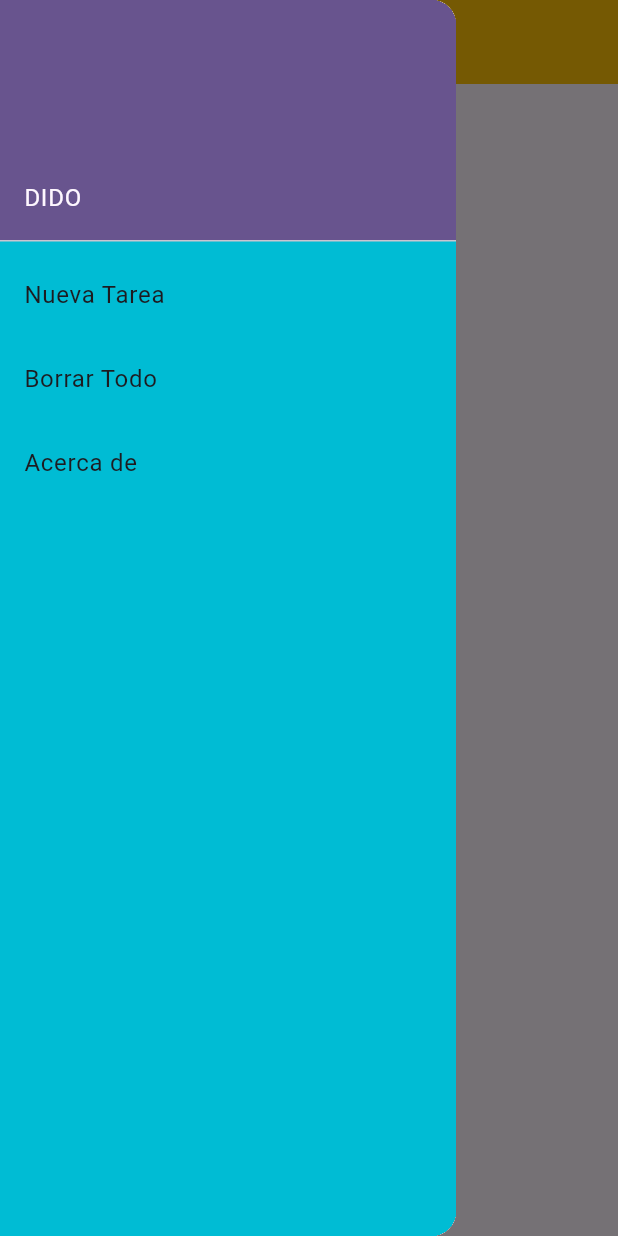
After one commit to esuazo2601/AppsMoviles1, a Flutter app: the TodO screen opened directly, with the side drawer open, on a phone screen of 412 x 824 dp. The commit adds this screen. Run offline on Flutter 3.47's test engine with Material 2 defaults, Android fonts, the phone set to English and light mode, and no system bars; our stand-ins replace motion_toast, shared_preferences; accounts and stored records are empty.

Commit message:
trabalho escola namoro

```diff
--- /dev/null
+++ b/lib/pages/Barra_Lateral.dart
@@ -0,0 +1,43 @@
+import 'package:flutter/material.dart';
+import 'dart:async';
+import 'package:shared_preferences/shared_preferences.dart';
+
+class BarraLateral extends StatelessWidget {
+  const BarraLateral({super.key});
+
+  @override
+  Widget build(BuildContext context) {
+    return Drawer(
+      child: Container(
+        color: Colors.cyan,
+        child: ListView(
+          padding: EdgeInsets.zero,
+          children: [
+            const UserAccountsDrawerHeader(
+              accountName: const Text("DIDO"),
+              accountEmail: null,
+            ),
+            ListTile(
+              title: const Text("Nueva Tarea"),
+              onTap: () {
+                print("Agregar Tarea");
+              },
+            ),
+            ListTile(
+              title: const Text("Borrar Todo"),
+              onTap: () {
+                print("Borrando");
+              },
+            ),
+            ListTile(
+              title: const Text("Acerca de"),
+              onTap: () {
+                print("Pushear acerca de");
+              },
+            )
+          ],
+        ),
+      ),
+    );
+  }
+}
--- /dev/null
+++ b/lib/pages/ToDo.dart
@@ -0,0 +1,26 @@
+import 'package:flutter/material.dart';
+import 'package:proyecto1/pages/Barra_Lateral.dart';
+
+class TodO extends StatefulWidget {
+  const TodO({super.key});
+
+  @override
+  State<TodO> createState() => _TodOState();
+}
+
+class _TodOState extends State<TodO> {
+  @override
+  Widget build(BuildContext context) {
+    return Container(
+      child: Scaffold(
+        appBar: AppBar(
+            title: const Text("To Do List Feita"),
+            backgroundColor: Colors.amber),
+        body: Column(
+          children: [],
+        ),
+        drawer: const BarraLateral(),
+      ),
+    );
+  }
+}
--- a/lib/pages/login.dart
+++ b/lib/pages/login.dart
@@ -1,4 +1,5 @@
 import 'package:flutter/material.dart';
+import 'package:proyecto1/pages/ToDo.dart';
 import 'package:proyecto1/pages/register.dart';
 import 'package:motion_toast/motion_toast.dart';
 
@@ -66,6 +67,10 @@ class _LoginState extends State<Login> {
                     onPressed: () {
                       if (_userController.text == "dido" &&
                           _passwordController.text == "123") {
+                        Navigator.push(
+                            context,
+                            MaterialPageRoute(
+                                builder: (context) => const TodO()));
                         print("Loguear");
                       } else {
                         MotionToast.error(
```
